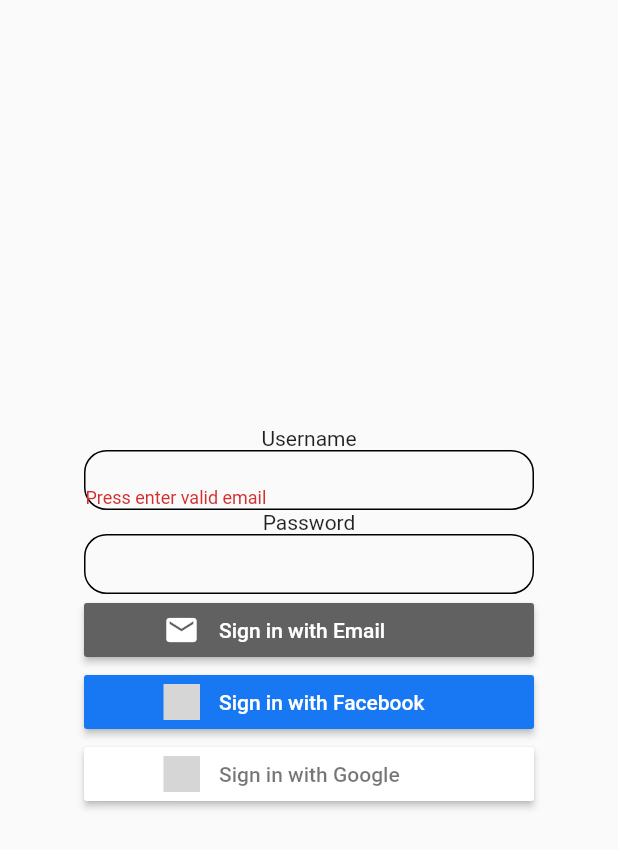
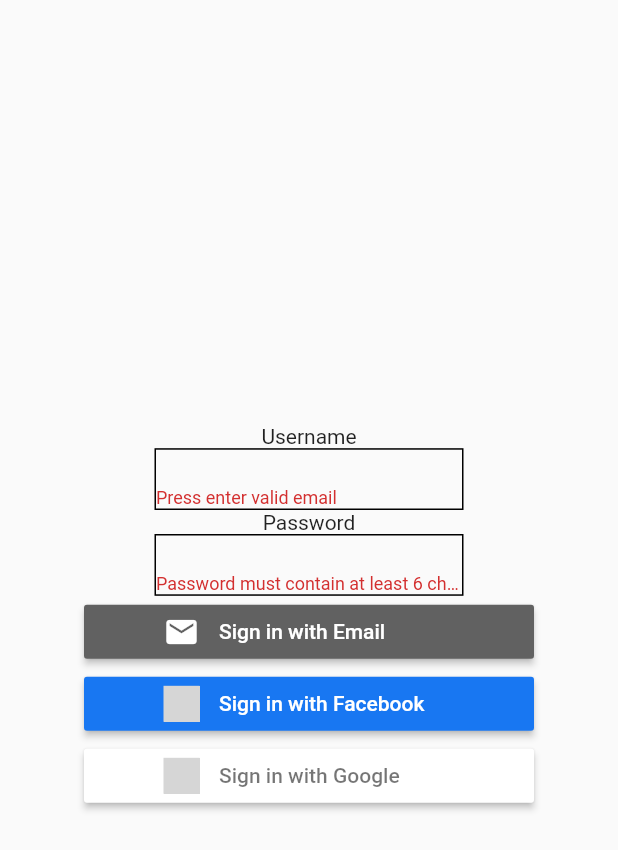
Before and after one commit to ping5721/Trip, a Flutter app: the screen it shows after launch, after a tap on "Sign in with Email", on a phone screen of 412 x 824 dp. Shown: the top 850 px of the screen. Run offline on Flutter 3.47's test engine with Material 2 defaults, Android fonts, the phone set to English and light mode, and no system bars; our stand-ins replace firebase_auth, firebase_core, flutter_signin_button, google_sign_in; accounts and stored records are empty; grey boxes are pictures that could not be loaded.

Commit message:
form signup and navigate

```diff
--- a/lib/main.dart
+++ b/lib/main.dart
@@ -1,3 +1,4 @@
+import 'package:TripApp/screen/homescreen.dart';
 import 'package:TripApp/services/emailservice.dart';
 import 'package:TripApp/widgets/facebookSignin.dart';
 import 'package:TripApp/widgets/googleSignin.dart';
@@ -67,16 +68,15 @@ class _LoginscreenState extends State<Loginscreen> {
             crossAxisAlignment: CrossAxisAlignment.center,
             mainAxisAlignment: MainAxisAlignment.center,
             children: [
+              Form(
+                key: _formkey,
+                child: Column(
+                  children: [
                     Text('Username'),
                     Container(
-                width: 300,
-                height: 40,
-                decoration: BoxDecoration(
-                    borderRadius: BorderRadius.circular(15),
-                    border: Border.all(),
-                    shape: BoxShape.rectangle),
-                child: Form(
-                  key: _formkey,
+                      decoration: BoxDecoration(border: Border.all(width: 1)),
+                      width: MediaQuery.of(context).size.width * 0.5,
+                      height: MediaQuery.of(context).size.width * 0.5 * 0.2,
                       child: TextFormField(
                         validator: (text) {
                           if (text.isEmpty) return 'Press enter valid email';
@@ -87,29 +87,36 @@ class _LoginscreenState extends State<Loginscreen> {
                           setState(
                             () {
                               email = text;
-                          print(email);
                             },
                           );
                         },
                         decoration: InputDecoration(border: InputBorder.none),
                       ),
                     ),
-              ),
                     Text('Password'),
                     Container(
-                width: 300,
-                height: 40,
-                decoration: BoxDecoration(
-                    borderRadius: BorderRadius.circular(15),
-                    border: Border.all(),
-                    shape: BoxShape.rectangle),
+                      decoration: BoxDecoration(border: Border.all(width: 1)),
+                      width: MediaQuery.of(context).size.width * 0.5,
+                      height: MediaQuery.of(context).size.width * 0.5 * 0.2,
                       child: TextFormField(
+                        obscureText: true,
+                        validator: (text) {
+                          if (text.length < 6)
+                            return 'Password must contain at least 6 characters';
+
+                          return null;
+                        },
                         onSaved: (text) {
-                    setState(() {
+                          setState(
+                            () {
                               password = text;
-                    });
+                            },
+                          );
                         },
                         decoration: InputDecoration(border: InputBorder.none),
+                      ),
+                    ),
+                  ],
                 ),
               ),
               Container(
@@ -123,7 +130,9 @@ class _LoginscreenState extends State<Loginscreen> {
                   onPressed: () {
                     if (_formkey.currentState.validate()) {
                       _formkey.currentState.save();
-                      signup(email, password);
+                      signup(email, password).whenComplete(() => Navigator.push(
+                          context,
+                          MaterialPageRoute(builder: (context) => Homepage())));
                     }
                   },
                 )),
```
Lines whose indentation alone changed are shown as unchanged.
